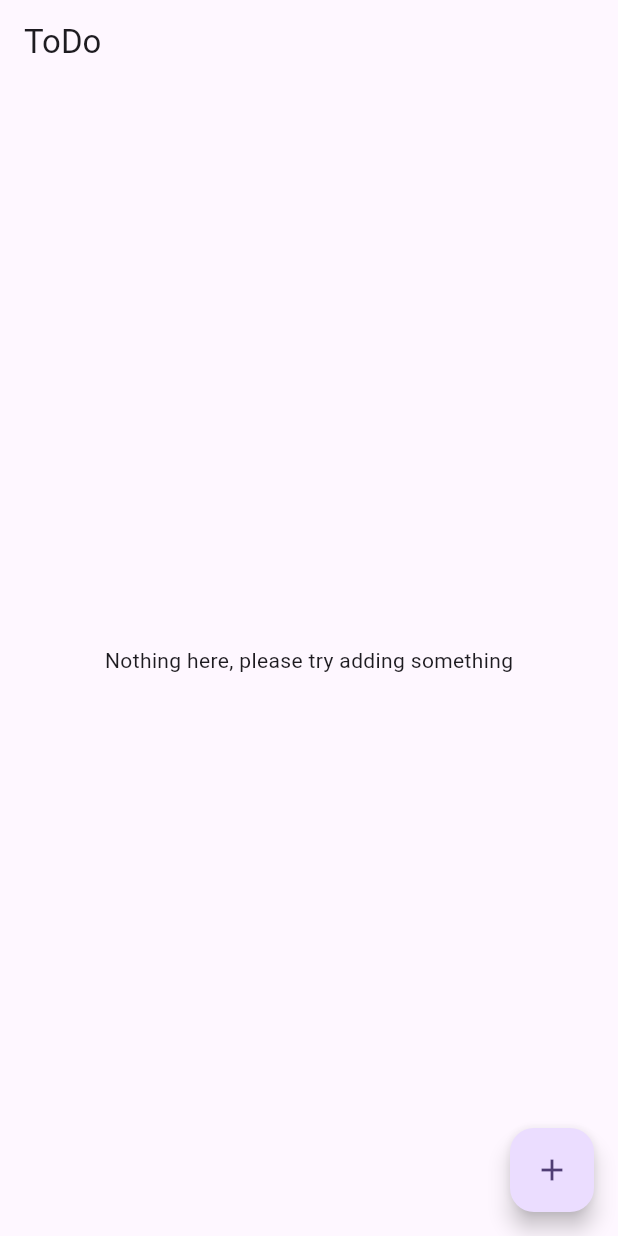
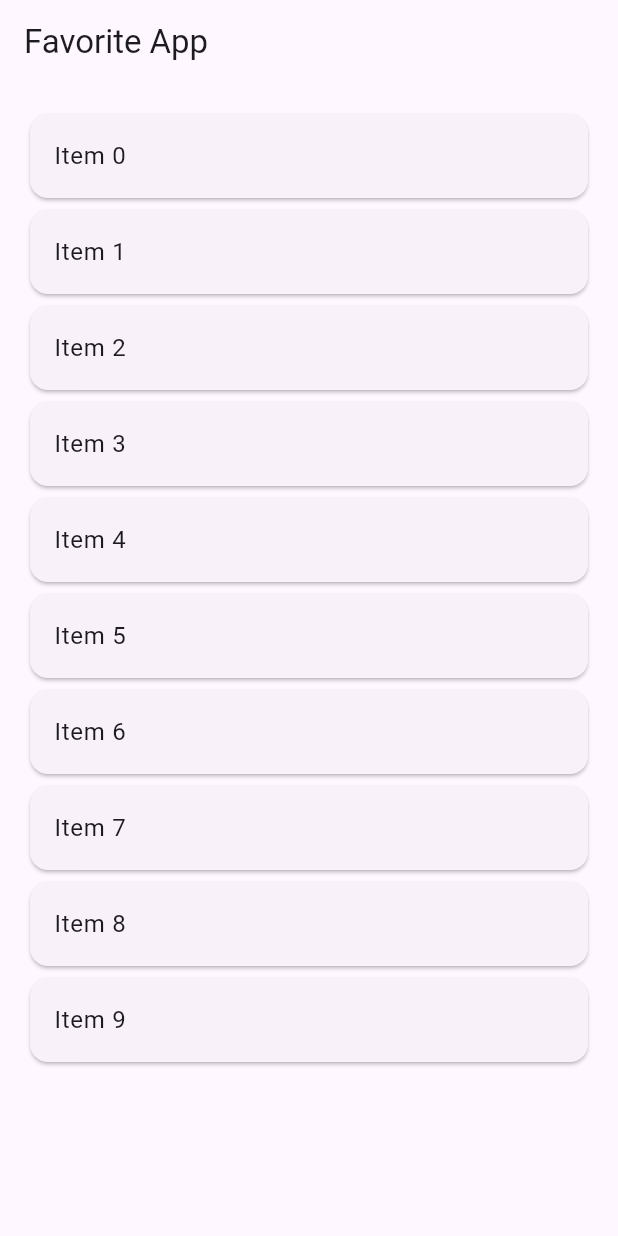
Before and after one commit to xN3k/Learning_BLOC, a Flutter app: the screen it shows after launch, on a phone screen of 412 x 824 dp. Run offline on Flutter 3.47's test engine with Material 3 defaults, Android fonts, the phone set to English and light mode, and no system bars; our stand-ins replace equatable, flutter_bloc, image_picker.

Commit message:
added Favorite Bloc

```diff
--- /dev/null
+++ b/lib/bloc/favorite/favorite_bloc.dart
@@ -0,0 +1,22 @@
+import 'package:bloc_app/bloc/favorite/favorite_event.dart';
+import 'package:bloc_app/bloc/favorite/favorite_state.dart';
+import 'package:bloc_app/models/favorite_item_model.dart';
+import 'package:bloc_app/repository/favorite_repository.dart';
+import 'package:flutter_bloc/flutter_bloc.dart';
+
+class FavoriteBloc extends Bloc<FavoriteEvent, FavoriteState> {
+  List<FavoriteItemModel> favoriteList = [];
+
+  FavoriteRepository favoriteRepository;
+
+  FavoriteBloc(this.favoriteRepository) : super(const FavoriteState()) {
+    on<FetchFavoriteList>(fetchList);
+  }
+
+  void fetchList(FetchFavoriteList event, Emitter<FavoriteState> emit) async {
+    favoriteList = await favoriteRepository.fetchItems();
+    emit(state.copyWith(
+        favoriteItemList: List.from(favoriteList),
+        listStatus: ListStatus.success));
+  }
+}
--- /dev/null
+++ b/lib/bloc/favorite/favorite_event.dart
@@ -0,0 +1,9 @@
+import 'package:equatable/equatable.dart';
+
+abstract class FavoriteEvent extends Equatable {
+  const FavoriteEvent();
+  @override
+  List<Object> get props => [];
+}
+
+class FetchFavoriteList extends FavoriteEvent {}
--- /dev/null
+++ b/lib/bloc/favorite/favorite_state.dart
@@ -0,0 +1,25 @@
+import 'package:bloc_app/models/favorite_item_model.dart';
+import 'package:equatable/equatable.dart';
+
+enum ListStatus { loading, success, failure }
+
+class FavoriteState extends Equatable {
+  final List<FavoriteItemModel> favoriteItemList;
+  final ListStatus listStatus;
+
+  const FavoriteState({
+    this.favoriteItemList = const [],
+    this.listStatus = ListStatus.success,
+  });
+
+  FavoriteState copyWith(
+      {List<FavoriteItemModel>? favoriteItemList, ListStatus? listStatus}) {
+    return FavoriteState(
+      favoriteItemList: favoriteItemList ?? this.favoriteItemList,
+      listStatus: listStatus ?? this.listStatus,
+    );
+  }
+
+  @override
+  List<Object?> get props => [favoriteItemList, listStatus];
+}
--- a/lib/main.dart
+++ b/lib/main.dart
@@ -1,7 +1,9 @@
+import 'package:bloc_app/bloc/favorite/favorite_bloc.dart';
 import 'package:bloc_app/bloc/image_picker/image_picker_bloc.dart';
 import 'package:bloc_app/bloc/switch/switch_bloc.dart';
 import 'package:bloc_app/bloc/todo/todo_bloc.dart';
-import 'package:bloc_app/ui/todo/todo_screen.dart';
+import 'package:bloc_app/repository/favorite_repository.dart';
+import 'package:bloc_app/ui/favorite/favorite_screen.dart';
 import 'package:bloc_app/utils/image_picker_utils.dart';
 import 'package:flutter/material.dart';
 import 'package:flutter_bloc/flutter_bloc.dart';
@@ -26,15 +28,18 @@ class MyApp extends StatelessWidget {
           create: (_) => ImagePickerBloc(ImagePickerUtils()),
         ),
         BlocProvider(create: (_) => TodoBloc()),
+        BlocProvider(create: (_) => FavoriteBloc(FavoriteRepository())),
       ],
       child: MaterialApp(
         title: 'Flutter Demo',
         debugShowCheckedModeBanner: false,
+        themeMode: ThemeMode.dark,
         theme: ThemeData(
+          // brightness: Brightness.dark,
           colorScheme: ColorScheme.fromSeed(seedColor: Colors.deepPurple),
           useMaterial3: true,
         ),
-        home: TodoScreen(),
+        home: FavoriteScreen(),
       ),
     );
   }
--- /dev/null
+++ b/lib/models/favorite_item_model.dart
@@ -0,0 +1,28 @@
+import 'package:equatable/equatable.dart';
+
+class FavoriteItemModel extends Equatable {
+  final String id;
+  final String value;
+  final bool isDelete;
+  final bool isFavorite;
+
+  const FavoriteItemModel({
+    required this.id,
+    required this.value,
+    this.isDelete = false,
+    this.isFavorite = false,
+  });
+
+  FavoriteItemModel copyWith(
+      {String? id, String? value, bool? isDelete, bool? isFavorite}) {
+    return FavoriteItemModel(
+      id: id ?? this.id,
+      value: value ?? this.value,
+      isDelete: isDelete ?? this.isDelete,
+      isFavorite: isFavorite ?? this.isFavorite,
+    );
+  }
+
+  @override
+  List<Object?> get props => [id, value, isDelete, isFavorite];
+}
--- /dev/null
+++ b/lib/repository/favorite_repository.dart
@@ -0,0 +1,15 @@
+import 'package:bloc_app/models/favorite_item_model.dart';
+
+class FavoriteRepository {
+  Future<List<FavoriteItemModel>> fetchItems() async {
+    await Future<void>.delayed(const Duration(seconds: 3));
+    return List.of(_generateItemsList(10));
+  }
+
+  List<FavoriteItemModel> _generateItemsList(int length) {
+    return List.generate(
+      length,
+      (index) => FavoriteItemModel(id: '$index', value: 'Item $index'),
+    );
+  }
+}
--- /dev/null
+++ b/lib/ui/favorite/favorite_screen.dart
@@ -0,0 +1,58 @@
+import 'package:bloc_app/bloc/favorite/favorite_bloc.dart';
+import 'package:bloc_app/bloc/favorite/favorite_event.dart';
+import 'package:bloc_app/bloc/favorite/favorite_state.dart';
+import 'package:flutter/material.dart';
+import 'package:flutter_bloc/flutter_bloc.dart';
+
+class FavoriteScreen extends StatefulWidget {
+  const FavoriteScreen({super.key});
+
+  @override
+  State<FavoriteScreen> createState() => _FavoriteScreenState();
+}
+
+class _FavoriteScreenState extends State<FavoriteScreen> {
+  @override
+  void initState() {
+    super.initState();
+    context.read<FavoriteBloc>().add(FetchFavoriteList());
+  }
+
+  @override
+  Widget build(BuildContext context) {
+    return Scaffold(
+      appBar: AppBar(
+        title: const Text('Favorite App'),
+      ),
+      body: Padding(
+        padding: const EdgeInsets.all(16.0),
+        child: BlocBuilder<FavoriteBloc, FavoriteState>(
+          builder: (context, state) {
+            switch (state.listStatus) {
+              case ListStatus.loading:
+                return const Center(
+                  child: CircularProgressIndicator(),
+                );
+              case ListStatus.failure:
+                return const Center(
+                  child: Text("Failed to load data"),
+                );
+              case ListStatus.success:
+                return ListView.builder(
+                  itemCount: state.favoriteItemList.length,
+                  itemBuilder: (context, index) {
+                    final item = state.favoriteItemList[index];
+                    return Card(
+                      child: ListTile(
+                        title: Text(item.value.toString()),
+                      ),
+                    );
+                  },
+                );
+            }
+          },
+        ),
+      ),
+    );
+  }
+}
```
